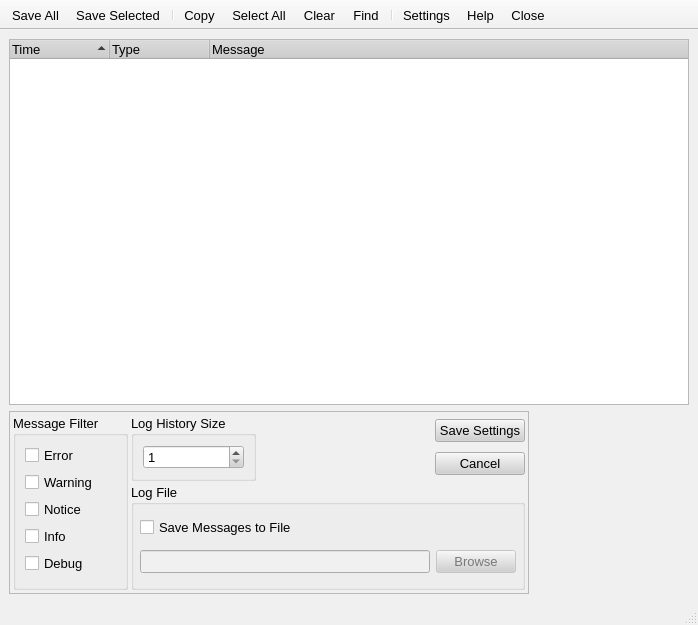
Old version of the form src/gui/log/messagelog.ui in the repository a-ilin/vidalia.
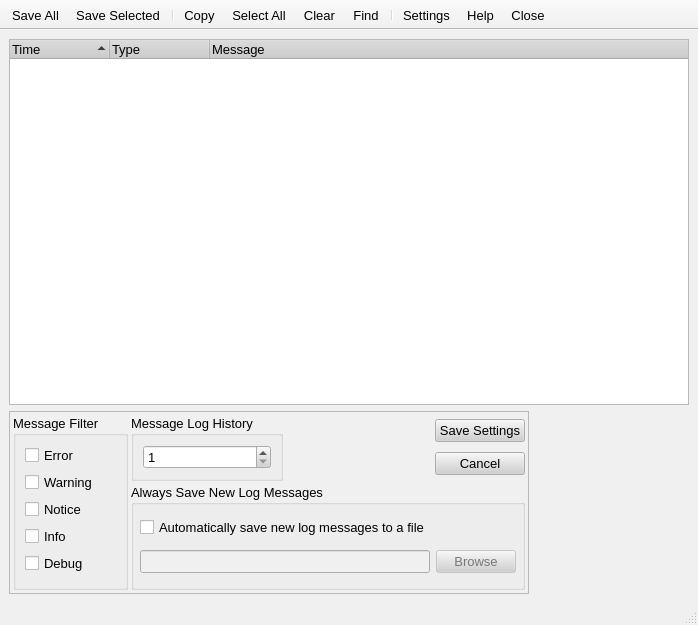
New version of the form. Icons and pictures are not drawn. Custom widgets are drawn as their Qt base class.

Commit message:
Try to clarify some of the labels in the message log settings.
svn:r1455

```diff
--- a/src/gui/log/messagelog.ui
+++ b/src/gui/log/messagelog.ui
@@ -564,7 +564,7 @@
           <enum>Qt::NoContextMenu</enum>
          </property>
          <property name="title" >
-          <string>Log History Size</string>
+          <string>Message Log History</string>
          </property>
          <layout class="QHBoxLayout" >
           <property name="margin" >
@@ -604,7 +604,7 @@
           <enum>Qt::NoContextMenu</enum>
          </property>
          <property name="title" >
-          <string>Log File</string>
+          <string>Always Save New Log Messages</string>
          </property>
          <layout class="QGridLayout" >
           <property name="margin" >
@@ -645,7 +645,7 @@
              <string>Enable saving of all messages to a file</string>
             </property>
             <property name="text" >
-             <string>Save Messages to File</string>
+             <string>Automatically save new log messages to a file</string>
             </property>
             <property name="checked" >
              <bool>false</bool>
```
Left out of the diff: 4 changed lines with no effect on the pictures.
